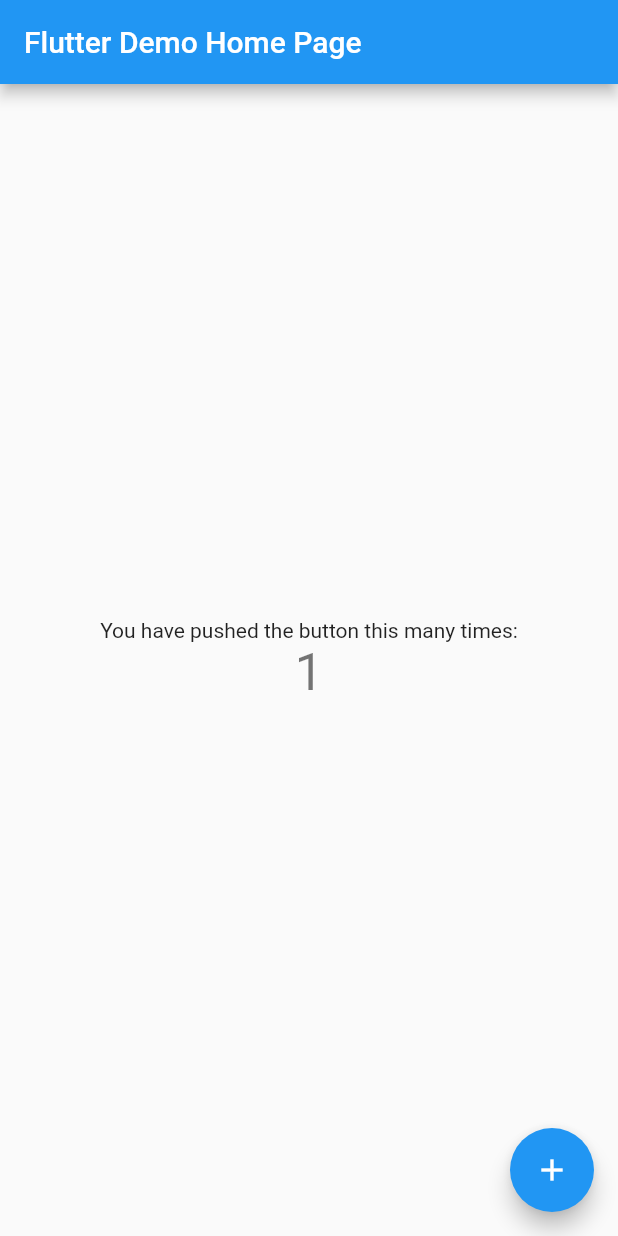
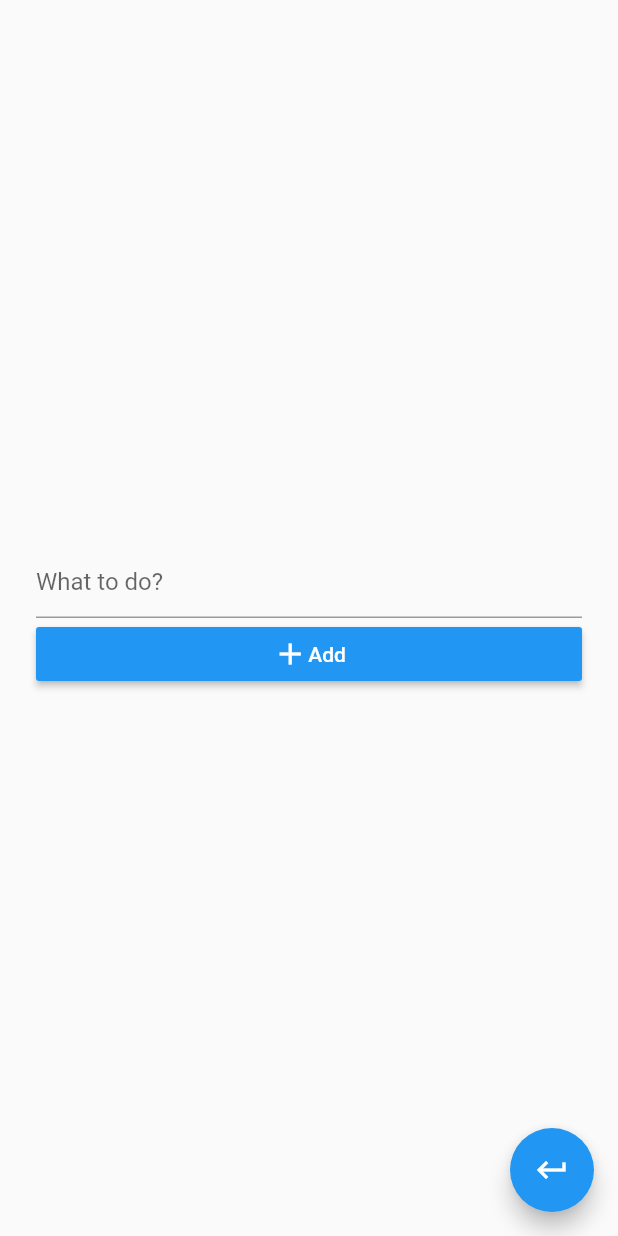
Before and after one commit to gu-tig169/gushenrfa, a Flutter app: the screen it shows after launch, after a tap on the "add" icon, on a phone screen of 412 x 824 dp. Run offline on Flutter 3.47's test engine with Material 2 defaults, Android fonts, the phone set to English and light mode, and no system bars.

Commit message:
Inlämning steg1

```diff
--- /dev/null
+++ b/lib/cards.dart
@@ -0,0 +1,94 @@
+import 'package:flutter/material.dart';
+
+class TodoCard extends StatefulWidget {
+  TodoCard({@required this.title, this.checked = false});
+
+  final String title;
+  final bool checked;
+
+  @override
+  _TodoCardState createState() => _TodoCardState(checked);
+}
+
+class _TodoCardState extends State<TodoCard> {
+  _TodoCardState(this.checked);
+
+  bool checked = false;
+
+  void _onDeleteButtonPressed() {
+    print('Delete ${widget.title} (not functional)');
+  }
+
+  bool _onCheckBoxPressed(value) {
+    setState(() {
+      this.checked = value;
+      print('${widget.title} ${(value) ? 'checked' : 'unchecked'} (not functional)');
+    });
+    return value;
+  }
+
+  @override
+  Widget build(BuildContext context) {
+    return Container(
+      margin: EdgeInsets.only(top: 5.0, bottom: 5.0),
+      padding: EdgeInsets.only(bottom: 10.0),
+      decoration: BoxDecoration(
+        color: Color(0xFFFAFAFA),
+        borderRadius: BorderRadius.circular(20.0),
+      ),
+      child: Row(
+        mainAxisAlignment: MainAxisAlignment.spaceBetween,
+        children: [
+          IconButton(
+            icon: Icon(Icons.delete_forever, color: Color(0xBF754d5a)),
+            color: Colors.transparent,
+            onPressed: _onDeleteButtonPressed
+          ),
+          Text(
+            widget.title,
+            style: TextStyle(
+              fontSize: 24.0,
+              fontWeight: FontWeight.bold
+            ),
+          ),
+          Checkbox(
+            value: checked,
+            activeColor: Color(0xFF658E5B),
+            onChanged: _onCheckBoxPressed
+          ),
+        ],
+      )
+    );
+  }
+}
+
+//CardManager håller koll på alla todo cards och alla relevanta metoder i samband med dem (get/add/delete/save/etc)
+class CardManager {
+
+  CardManager({todoCards}) {
+    if (todoCards == null) {
+      //Genererar en testlista om ingen kortlista är angiven vid instansering
+      this.todoCards = List.generate(20, (index) => TodoCard(title: 'Todo: $index'));
+    } else {
+      this.todoCards = todoCards;
+    }
+  }
+
+  List<TodoCard> todoCards;
+
+  List<TodoCard> getCards() {
+    return todoCards;
+  }
+
+  void addCard(String title) {
+    print('Added: [$title] (not functional)');
+  }
+
+  void deleteCard(String title) {
+    print('Delete [$title] (not functional)');
+  }
+
+  void saveCards(List<TodoCard> todoCards) {
+    print('Save todo cards (not functional)');
+  }
+}
--- a/lib/main.dart
+++ b/lib/main.dart
@@ -1,117 +1,82 @@
 import 'package:flutter/material.dart';
+import 'package:gushenrfa/screens/add_screen.dart';
+import 'package:gushenrfa/screens/alt_todo.dart';
+import 'cards.dart';
 
 void main() {
   runApp(MyApp());
 }
 
 class MyApp extends StatelessWidget {
-  // This widget is the root of your application.
   @override
   Widget build(BuildContext context) {
     return MaterialApp(
-      title: 'Flutter Demo',
+      title: 'Todo App',
       theme: ThemeData(
-        // This is the theme of your application.
-        //
-        // Try running your application with "flutter run". You'll see the
-        // application has a blue toolbar. Then, without quitting the app, try
-        // changing the primarySwatch below to Colors.green and then invoke
-        // "hot reload" (press "r" in the console where you ran "flutter run",
-        // or simply save your changes to "hot reload" in a Flutter IDE).
-        // Notice that the counter didn't reset back to zero; the application
-        // is not restarted.
         primarySwatch: Colors.blue,
-        // This makes the visual density adapt to the platform that you run
-        // the app on. For desktop platforms, the controls will be smaller and
-        // closer together (more dense) than on mobile platforms.
         visualDensity: VisualDensity.adaptivePlatformDensity,
       ),
-      home: MyHomePage(title: 'Flutter Demo Home Page'),
+      home: MyHomePage(title: 'Regular Todo', cardManager: CardManager()),
+      debugShowCheckedModeBanner: false,
     );
   }
 }
 
 class MyHomePage extends StatefulWidget {
-  MyHomePage({Key key, this.title}) : super(key: key);
-
-  // This widget is the home page of your application. It is stateful, meaning
-  // that it has a State object (defined below) that contains fields that affect
-  // how it looks.
-
-  // This class is the configuration for the state. It holds the values (in this
-  // case the title) provided by the parent (in this case the App widget) and
-  // used by the build method of the State. Fields in a Widget subclass are
-  // always marked "final".
+  MyHomePage({Key key, this.title, @required this.cardManager}) : super(key: key);
 
   final String title;
+  final CardManager cardManager;
 
   @override
   _MyHomePageState createState() => _MyHomePageState();
 }
 
 class _MyHomePageState extends State<MyHomePage> {
-  int _counter = 0;
 
-  void _incrementCounter() {
-    setState(() {
-      // This call to setState tells the Flutter framework that something has
-      // changed in this State, which causes it to rerun the build method below
-      // so that the display can reflect the updated values. If we changed
-      // _counter without calling setState(), then the build method would not be
-      // called again, and so nothing would appear to happen.
-      _counter++;
-    });
+  void _onSortButtonPressed() {
+    print('Sort button pressed (not functional)');
   }
 
   @override
   Widget build(BuildContext context) {
-    // This method is rerun every time setState is called, for instance as done
-    // by the _incrementCounter method above.
-    //
-    // The Flutter framework has been optimized to make rerunning build methods
-    // fast, so that you can just rebuild anything that needs updating rather
-    // than having to individually change instances of widgets.
     return Scaffold(
       appBar: AppBar(
-        // Here we take the value from the MyHomePage object that was created by
-        // the App.build method, and use it to set our appbar title.
         title: Text(widget.title),
+        actions: [
+          IconButton(icon: Icon(Icons.remove_red_eye), onPressed: () {
+            Navigator.push(
+              context,
+              MaterialPageRoute(builder: (context) => AltTodoScreen(widget.cardManager))
+            );
+          }),
+          IconButton(icon: Icon(Icons.refresh), onPressed: () {
+            print('Refresh list of todo cards');
+          }),
+          IconButton(
+            icon: Icon(Icons.sort),
+            onPressed: _onSortButtonPressed,
+          )
+        ],
       ),
-      body: Center(
-        // Center is a layout widget. It takes a single child and positions it
-        // in the middle of the parent.
-        child: Column(
-          // Column is also a layout widget. It takes a list of children and
-          // arranges them vertically. By default, it sizes itself to fit its
-          // children horizontally, and tries to be as tall as its parent.
-          //
-          // Invoke "debug painting" (press "p" in the console, choose the
-          // "Toggle Debug Paint" action from the Flutter Inspector in Android
-          // Studio, or the "Toggle Debug Paint" command in Visual Studio Code)
-          // to see the wireframe for each widget.
-          //
-          // Column has various properties to control how it sizes itself and
-          // how it positions its children. Here we use mainAxisAlignment to
-          // center the children vertically; the main axis here is the vertical
-          // axis because Columns are vertical (the cross axis would be
-          // horizontal).
-          mainAxisAlignment: MainAxisAlignment.center,
-          children: <Widget>[
-            Text(
-              'You have pushed the button this many times:',
-            ),
-            Text(
-              '$_counter',
-              style: Theme.of(context).textTheme.headline4,
-            ),
-          ],
-        ),
+      body: _todoListView(),
+      floatingActionButton: FloatingActionButton(
+        onPressed: () {
+          Navigator.push(
+            context,
+            MaterialPageRoute(builder: (context) => AddScreen(widget.cardManager)),
+          );
+        },
+        child: Icon(Icons.add),
       ),
-      floatingActionButton: FloatingActionButton(
-        onPressed: _incrementCounter,
-        tooltip: 'Increment',
-        child: Icon(Icons.add),
-      ), // This trailing comma makes auto-formatting nicer for build methods.
+    );
+  }
+
+  ListView _todoListView() {
+    return ListView.separated(
+      itemBuilder: (context, index) => widget.cardManager.getCards()[index],
+      itemCount: widget.cardManager.todoCards.length,
+      separatorBuilder: (context, index) => const Divider(height: 0),
     );
   }
 }
--- /dev/null
+++ b/lib/screens/add_screen.dart
@@ -0,0 +1,57 @@
+import 'package:flutter/material.dart';
+import 'package:gushenrfa/cards.dart';
+import 'package:gushenrfa/main.dart';
+
+class AddScreen extends StatelessWidget {
+  AddScreen(this.cardManager);
+
+  final CardManager cardManager;
+
+  void _onAddButtonPressed() {
+    cardManager.addCard('title');
+  }
+
+  @override
+  Widget build(BuildContext context) {
+    return Scaffold(
+      body: Padding(
+        padding: EdgeInsets.all(24.0),
+        child: Column(
+          mainAxisAlignment: MainAxisAlignment.center,
+          crossAxisAlignment: CrossAxisAlignment.stretch,
+          children: [
+            TextField(
+              decoration: InputDecoration(
+                hintText: 'What to do?'
+              ),
+            ),
+            RaisedButton(
+              color: Color(0xFF2296F3),
+              child: Row(
+                mainAxisAlignment: MainAxisAlignment.center,
+                children: [
+                  Icon(
+                    Icons.add,
+                    color: Colors.white
+                  ),
+                  Text(
+                    'Add',
+                    style: TextStyle(color: Colors.white),
+                  )
+                ],
+              ),
+              onPressed: _onAddButtonPressed,
+
+            )
+          ],
+        ),
+      ),
+      floatingActionButton: FloatingActionButton(
+        child: Icon(Icons.keyboard_return),
+        onPressed: () {
+          Navigator.pop(context);
+        }
+      ),
+    );
+  }
+}
--- a/pubspec.yaml
+++ b/pubspec.yaml
@@ -45,9 +45,8 @@ flutter:
   uses-material-design: true
 
   # To add assets to your application, add an assets section, like this:
-  # assets:
-  #   - images/a_dot_burr.jpeg
-  #   - images/a_dot_ham.jpeg
+  assets:
+    - assets/images/
 
   # An image asset can refer to one or more resolution-specific "variants", see
   # https://flutter.dev/assets-and-images/#resolution-aware.
```
Also changed, not shown: lib/screens/alt_todo.dart (added, +139 -0 lines), assets/images/wooden_background.jpeg (added), 1 other file.
